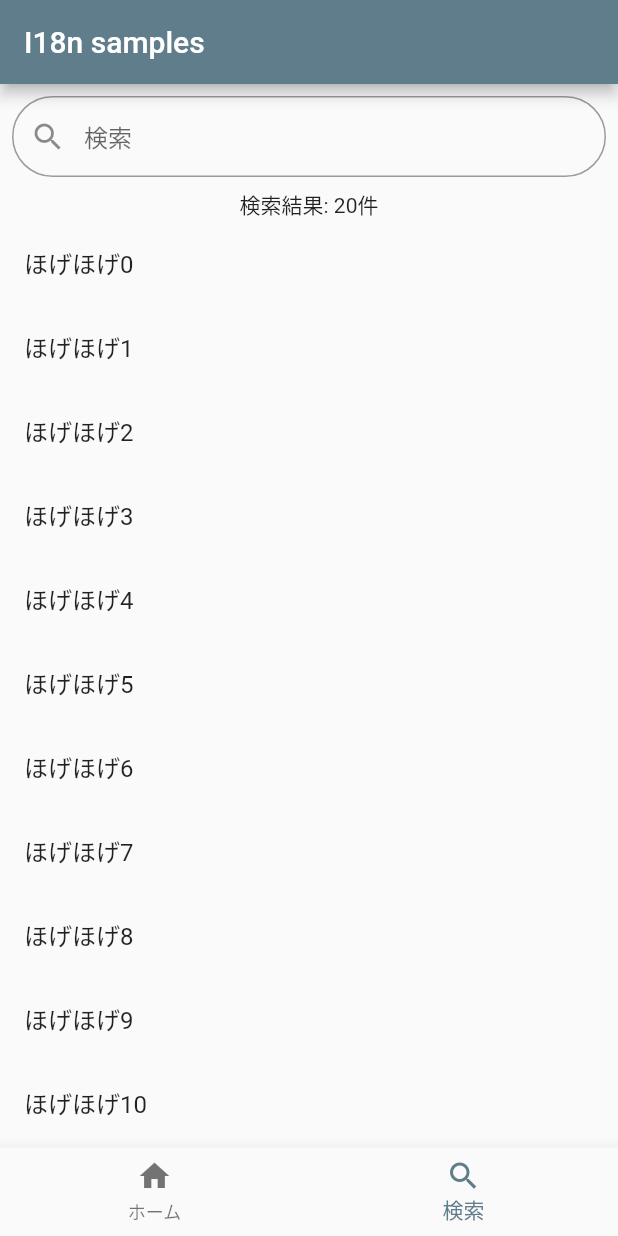
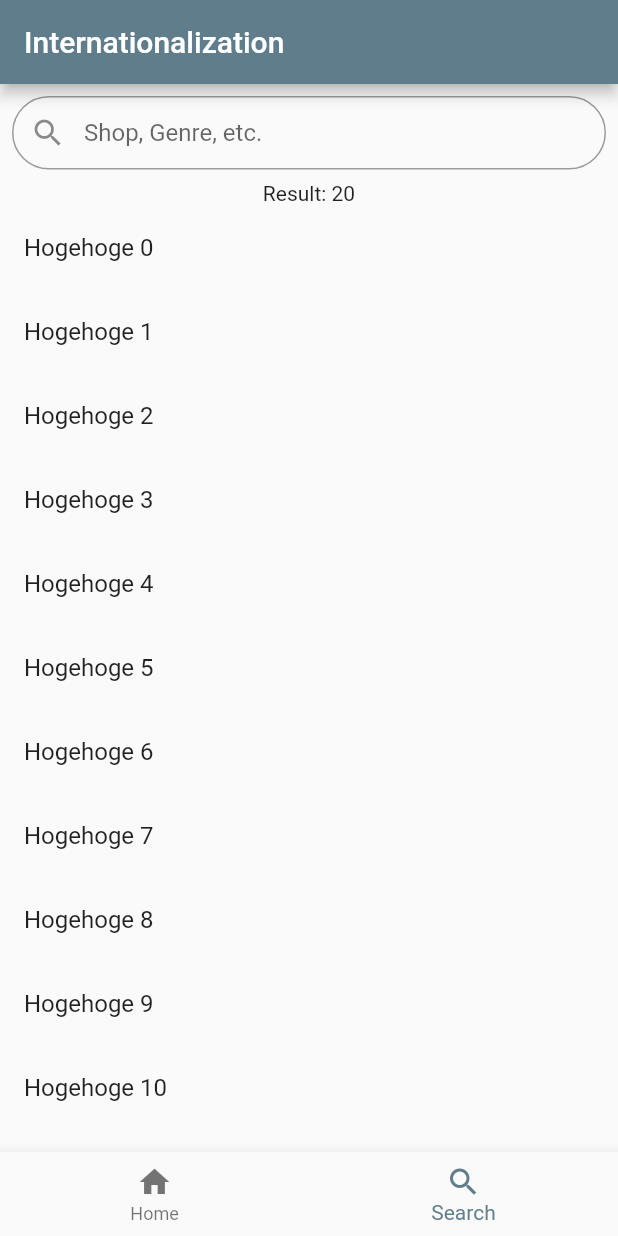
Before and after one commit to popy1017/flutter_fast_i18n_samples, a Flutter app: the screen it shows after launch, item 2 of the bottom bar chosen, on a phone screen of 412 x 824 dp. Run offline on Flutter 3.47's test engine with Material 2 defaults, Android fonts, the light colour scheme and no system bars; our stand-ins replace shimmer.

Commit message:
英語・日本語に対応

```diff
--- a/build.yaml
+++ b/build.yaml
@@ -11,3 +11,4 @@ targets:
           namespaces: true
           pluralization:
             auto: off
+          translate_var: i18n
--- a/i18n/home.i18n.csv
+++ b/i18n/home.i18n.csv
@@ -1,2 +1,4 @@
 key,en,ja
-greeting,hello,こんにちは
+appBarTitle,Internationalization,多言語化
+homeLabel,Home,ホーム
+searchLabel,Search,検索
--- a/i18n/page1.i18n.csv
+++ b/i18n/page1.i18n.csv
@@ -1,2 +1,4 @@
 key,en,ja
-greeting,hello,こんにちは
+header.recently,Recently,最近
+header.favorites,Favorites,お気に入り
+header.all,All,
--- a/i18n/page2.i18n.csv
+++ b/i18n/page2.i18n.csv
@@ -1,2 +1,4 @@
 key,en,ja
-greeting,hello,こんにちは
+hintText.search,"Shop, Genre, etc.",お店、ジャンル、…
+result,Result: $number,検索結果: $number
+item.name,Hogehoge $index,ほげほげ $index
--- a/lib/home.dart
+++ b/lib/home.dart
@@ -1,6 +1,7 @@
 import 'package:flutter/material.dart';
 import 'package:flutter_fast_i18n_samples/pages/page1.dart';
 import 'package:flutter_fast_i18n_samples/pages/page2.dart';
+import 'i18n/i18n.g.dart';
 
 class Home extends StatefulWidget {
   const Home({Key? key}) : super(key: key);
@@ -20,7 +21,7 @@ class _HomeState extends State<Home> {
     ];
     return Scaffold(
       appBar: AppBar(
-        title: const Text('I18n samples'),
+        title: Text(i18n.home.appBarTitle),
       ),
       body: IndexedStack(
         index: _currentIndex,
@@ -33,14 +34,14 @@ class _HomeState extends State<Home> {
   BottomNavigationBar _buildBottomNavigationBar() {
     return BottomNavigationBar(
       currentIndex: _currentIndex,
-      items: const [
+      items: [
         BottomNavigationBarItem(
-          icon: Icon(Icons.home),
-          label: 'ホーム',
+          icon: const Icon(Icons.home),
+          label: i18n.home.homeLabel,
         ),
         BottomNavigationBarItem(
-          icon: Icon(Icons.search),
-          label: '検索',
+          icon: const Icon(Icons.search),
+          label: i18n.home.searchLabel,
         ),
       ],
       onTap: (int index) {
--- a/lib/main.dart
+++ b/lib/main.dart
@@ -1,9 +1,13 @@
 import 'package:flutter/material.dart';
+import 'package:flutter_localizations/flutter_localizations.dart';
 
 import 'home.dart';
+import 'i18n/i18n.g.dart';
 
 void main() {
-  runApp(const MyApp());
+  WidgetsFlutterBinding.ensureInitialized();
+
+  runApp(TranslationProvider(child: const MyApp()));
 }
 
 class MyApp extends StatelessWidget {
@@ -26,7 +30,10 @@
         // is not restarted.
         primarySwatch: Colors.blueGrey,
       ),
-      home: Home(),
+      home: const Home(),
+      locale: TranslationProvider.of(context).flutterLocale, // use provider
+      supportedLocales: LocaleSettings.supportedLocales,
+      localizationsDelegates: GlobalMaterialLocalizations.delegates,
     );
   }
 }
--- a/lib/pages/page2.dart
+++ b/lib/pages/page2.dart
@@ -1,4 +1,5 @@
 import 'package:flutter/material.dart';
+import 'package:flutter_fast_i18n_samples/i18n/i18n.g.dart';
 
 class Page2 extends StatelessWidget {
   const Page2({Key? key}) : super(key: key);
@@ -15,18 +16,18 @@ class Page2 extends StatelessWidget {
                 prefixIcon: const Icon(Icons.search),
                 contentPadding:
                     const EdgeInsets.fromLTRB(20.0, 15.0, 20.0, 15.0),
-                hintText: "検索",
+                hintText: i18n.page2.hintText.search,
                 border: OutlineInputBorder(
                     borderRadius: BorderRadius.circular(32.0)),
               ),
             ),
           ),
-          const Text('検索結果: 20件'),
+          Text(i18n.page2.result(number: 20)),
           Expanded(
             child: ListView.builder(
               itemBuilder: (BuildContext context, int index) {
                 return ListTile(
-                  title: Text('ほげほげ$index'),
+                  title: Text(i18n.page2.item.name(index: index)),
                 );
               },
               itemCount: 20,
```
Also changed, not shown: lib/pages/page1.dart (+4 -3 lines), lib/i18n/i18n.g.dart.
